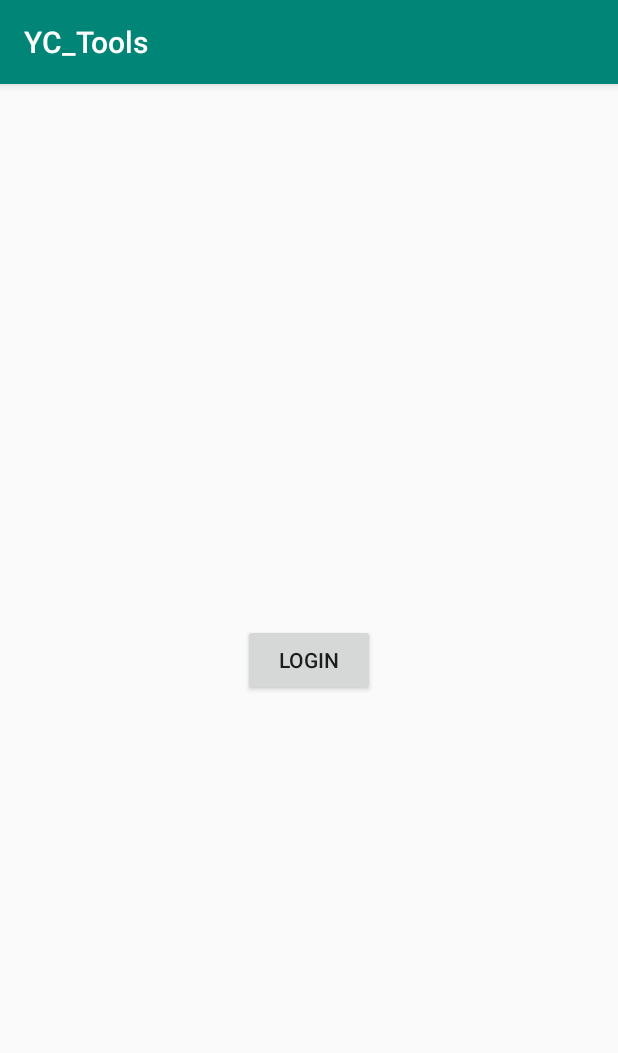
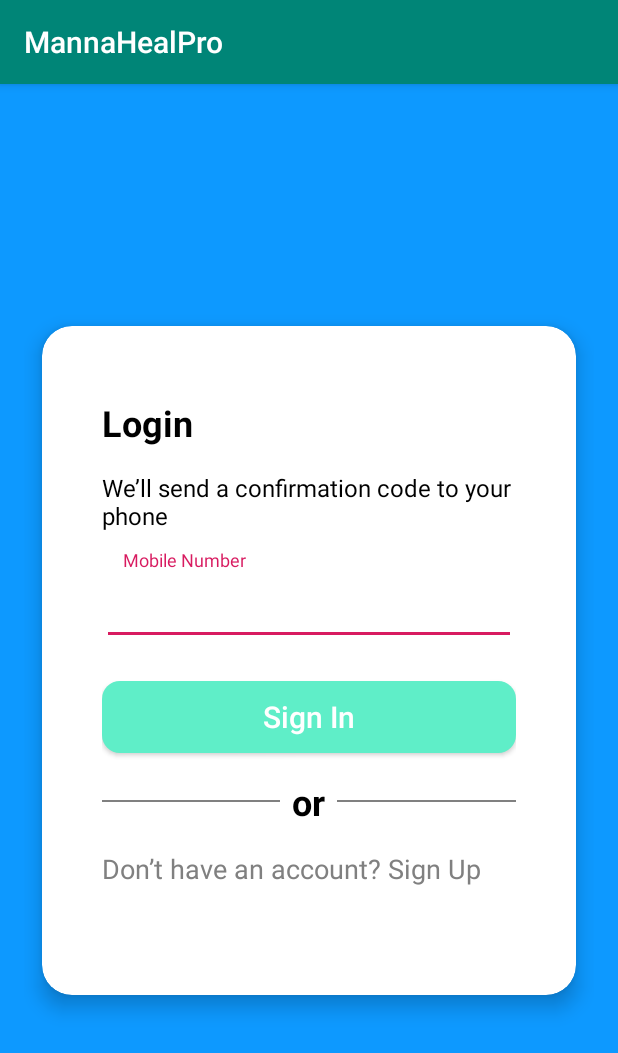
Before and after one commit to punith-hk/Smart_ECG_Ring, an Android app: the screen it shows after launch (LoginActivity), on a phone screen of 412 x 824 dp. Shown: the top 1053 px of the screen. Run offline under Robolectric (Android 15) with nearby library versions, the light colour scheme and no system bars; our stand-ins replace EventBus; 1 statement that could not run was skipped.

Commit message:
app launcher icon, login

```diff
--- a/New_Smart_ECG_Ring/demo/YCBleSdkDemo/app/build.gradle
+++ b/New_Smart_ECG_Ring/demo/YCBleSdkDemo/app/build.gradle
@@ -58,6 +58,8 @@ dependencies {
         exclude group: 'xpp3', module: 'xpp3'
     }
 
+    implementation "com.google.android.material:material:1.4.0"
+
     implementation 'androidx.appcompat:appcompat:1.3.0'
     implementation 'androidx.constraintlayout:constraintlayout:2.0.4'
     implementation 'org.greenrobot:eventbus:3.3.1'
--- a/New_Smart_ECG_Ring/demo/YCBleSdkDemo/app/src/main/AndroidManifest.xml
+++ b/New_Smart_ECG_Ring/demo/YCBleSdkDemo/app/src/main/AndroidManifest.xml
@@ -6,11 +6,11 @@
     <application
         android:name=".MyApplication"
         android:allowBackup="true"
-        android:icon="@mipmap/app_icon"
+        android:icon="@mipmap/ic_launcher"
         android:label="@string/app_name"
         android:networkSecurityConfig="@xml/network_security_config"
         android:requestLegacyExternalStorage="true"
-        android:roundIcon="@mipmap/app_icon"
+        android:roundIcon="@mipmap/ic_launcher"
         android:supportsRtl="true"
         android:theme="@style/AppTheme"
 
--- a/New_Smart_ECG_Ring/demo/YCBleSdkDemo/app/src/main/java/com/smartringpro/mannaheal/ui/activities/LoginActivity.kt
+++ b/New_Smart_ECG_Ring/demo/YCBleSdkDemo/app/src/main/java/com/smartringpro/mannaheal/ui/activities/LoginActivity.kt
@@ -11,7 +11,7 @@ class LoginActivity : AppCompatActivity() {
         super.onCreate(savedInstanceState)
         setContentView(R.layout.activity_login)
 
-        val loginButton = findViewById<Button>(R.id.btn_login)
+        val loginButton = findViewById<Button>(R.id.btnSubmit)
         loginButton.setOnClickListener {
             val intent = Intent(this, com.smartringpro.mannaheal.HomeActivity::class.java)
             startActivity(intent)
--- /dev/null
+++ b/New_Smart_ECG_Ring/demo/YCBleSdkDemo/app/src/main/res/drawable/round_button.xml
@@ -0,0 +1,15 @@
+<?xml version="1.0" encoding="utf-8"?>
+<shape xmlns:android="http://schemas.android.com/apk/res/android"
+    android:shape="rectangle">
+
+    <!-- Corner radius for rounded edges -->
+    <corners android:radius="12dp" />
+
+    <!-- Background color -->
+    <solid android:color="#5FEEC8" />
+
+    <!-- Optional: Border color and width -->
+    <stroke
+        android:width="0dp"
+        android:color="#388E3C" />
+</shape>
--- a/New_Smart_ECG_Ring/demo/YCBleSdkDemo/app/src/main/res/layout/activity_login.xml
+++ b/New_Smart_ECG_Ring/demo/YCBleSdkDemo/app/src/main/res/layout/activity_login.xml
@@ -1,15 +1,129 @@
 <?xml version="1.0" encoding="utf-8"?>
-<LinearLayout xmlns:android="http://schemas.android.com/apk/res/android"
+<androidx.constraintlayout.widget.ConstraintLayout xmlns:android="http://schemas.android.com/apk/res/android"
+    xmlns:app="http://schemas.android.com/apk/res-auto"
+    xmlns:tools="http://schemas.android.com/tools"
     android:layout_width="match_parent"
     android:layout_height="match_parent"
-    android:orientation="vertical"
-    android:gravity="center"
-    android:padding="24dp">
+    android:background="#0D99FF"
+    android:padding="16dp"
+    tools:context=".ui.activities.LoginActivity">
 
-    <Button
-        android:id="@+id/btn_login"
-        android:layout_width="wrap_content"
+    <androidx.cardview.widget.CardView
+        android:id="@+id/cardForm"
+        android:layout_width="match_parent"
         android:layout_height="wrap_content"
-        android:text="Login" />
+        android:layout_marginStart="12dp"
+        android:layout_marginEnd="12dp"
+        app:cardBackgroundColor="#FFFFFF"
+        app:cardCornerRadius="20dp"
+        app:cardElevation="8dp"
+        app:contentPadding="8dp"
+        app:layout_constraintBottom_toBottomOf="parent"
+        app:layout_constraintEnd_toEndOf="parent"
+        app:layout_constraintStart_toStartOf="parent"
+        app:layout_constraintTop_toTopOf="parent"
+        tools:ignore="MissingClass">
 
-</LinearLayout>
+        <LinearLayout
+            android:layout_width="match_parent"
+            android:layout_height="wrap_content"
+            android:layout_marginTop="40dp"
+            android:layout_marginBottom="40dp"
+            android:orientation="vertical"
+            android:paddingStart="32dp"
+            android:paddingEnd="32dp">
+
+            <TextView
+                android:layout_width="wrap_content"
+                android:layout_height="wrap_content"
+                android:layout_marginBottom="16dp"
+                android:gravity="start"
+                android:text="Login"
+                android:textColor="#000000"
+                android:textSize="24sp"
+                android:textStyle="bold" />
+
+            <TextView
+                android:layout_width="match_parent"
+                android:layout_height="wrap_content"
+                android:layout_marginBottom="12dp"
+                android:gravity="start"
+                android:text="We’ll send a confirmation code to your phone"
+                android:textColor="#000000"
+                android:textSize="16sp" />
+
+            <!-- Mobile Number Input Box -->
+            <com.google.android.material.textfield.TextInputLayout
+                android:layout_width="match_parent"
+                android:layout_height="wrap_content"
+                android:layout_marginBottom="24dp"
+                android:background="@android:color/white"
+                app:boxBackgroundMode="none"
+                app:hintAnimationEnabled="true">                    <!-- Enable hint animation -->
+
+                <com.google.android.material.textfield.TextInputEditText
+                    android:id="@+id/etMobileNumber"
+                    android:layout_width="match_parent"
+                    android:layout_height="wrap_content"
+                    android:hint="Mobile Number"
+                    android:inputType="phone"
+                    android:maxLength="10"
+                    android:padding="14dp" />
+            </com.google.android.material.textfield.TextInputLayout>
+
+            <!-- Sign In Button with Green Color and Border Radius -->
+            <Button
+                android:id="@+id/btnSubmit"
+                android:layout_width="match_parent"
+                android:layout_height="wrap_content"
+                android:layout_marginBottom="16dp"
+                android:background="@drawable/round_button"
+                android:text="Sign In"
+                android:textAllCaps="false"
+                android:textColor="@android:color/white"
+                android:textSize="20sp" />
+
+            <!-- Horizontal Line with Or in the center -->
+            <LinearLayout
+                android:layout_width="match_parent"
+                android:layout_height="wrap_content"
+                android:layout_marginBottom="16dp"
+                android:gravity="center_vertical"
+                android:orientation="horizontal">
+
+                <View
+                    android:layout_width="0dp"
+                    android:layout_height="1dp"
+                    android:layout_weight="1"
+                    android:background="#808080" />
+
+                <TextView
+                    android:layout_width="wrap_content"
+                    android:layout_height="wrap_content"
+                    android:layout_marginHorizontal="8dp"
+                    android:text="or"
+                    android:textColor="#000000"
+                    android:textSize="24sp"
+                    android:textStyle="bold" />
+
+                <View
+                    android:layout_width="0dp"
+                    android:layout_height="1dp"
+                    android:layout_weight="1"
+                    android:background="#808080" />
+            </LinearLayout>
+
+            <!-- Sign Up Text aligned to the center -->
+            <TextView
+                android:id="@+id/tvSignUp"
+                android:layout_width="wrap_content"
+                android:layout_height="wrap_content"
+                android:layout_marginBottom="24dp"
+                android:gravity="center"
+                android:text="Don’t have an account? Sign Up"
+                android:textColor="#808080"
+                android:textSize="18sp" />
+        </LinearLayout>
+    </androidx.cardview.widget.CardView>
+
+</androidx.constraintlayout.widget.ConstraintLayout>
--- a/New_Smart_ECG_Ring/demo/YCBleSdkDemo/app/src/main/res/values/strings.xml
+++ b/New_Smart_ECG_Ring/demo/YCBleSdkDemo/app/src/main/res/values/strings.xml
@@ -1,5 +1,5 @@
 <resources>
-    <string name="app_name">YC_Tools</string>
+    <string name="app_name">MannaHealPro</string>
 
     <string name="rtk_dfu_file_size">%d bytes</string>
     <string name="rtk_dfu_detail_file_info_sub_file_type">Type:</string>
```
Also changed, not shown: New_Smart_ECG_Ring/demo/YCBleSdkDemo/app/src/main/res/mipmap-xhdpi/ic_launcher.png (deleted), New_Smart_ECG_Ring/demo/YCBleSdkDemo/app/src/main/res/mipmap-xhdpi/ic_launcher.webp (added), New_Smart_ECG_Ring/demo/YCBleSdkDemo/app/src/main/res/mipmap-xhdpi/ic_launcher_foreground.webp (added), New_Smart_ECG_Ring/demo/YCBleSdkDemo/app/src/main/res/mipmap-xhdpi/ic_launcher_round.png (deleted), New_Smart_ECG_Ring/demo/YCBleSdkDemo/app/src/main/res/mipmap-xhdpi/ic_launcher_round.webp (added), New_Smart_ECG_Ring/demo/YCBleSdkDemo/app/src/main/res/mipmap-xxhdpi/ic_launcher.png (deleted), New_Smart_ECG_Ring/demo/YCBleSdkDemo/app/src/main/res/mipmap-xxhdpi/ic_launcher_round.png (deleted), New_Smart_ECG_Ring/demo/YCBleSdkDemo/app/src/main/res/mipmap-xxxhdpi/ic_launcher.png (deleted), New_Smart_ECG_Ring/demo/YCBleSdkDemo/app/src/main/res/mipmap-xxxhdpi/ic_launcher.webp (added), New_Smart_ECG_Ring/demo/YCBleSdkDemo/app/src/main/res/mipmap-xxxhdpi/ic_launcher_foreground.webp (added), New_Smart_ECG_Ring/demo/YCBleSdkDemo/app/src/main/res/mipmap-xxxhdpi/ic_launcher_round.png (deleted), New_Smart_ECG_Ring/demo/YCBleSdkDemo/app/src/main/res/mipmap-xxxhdpi/ic_launcher_round.webp (added).
